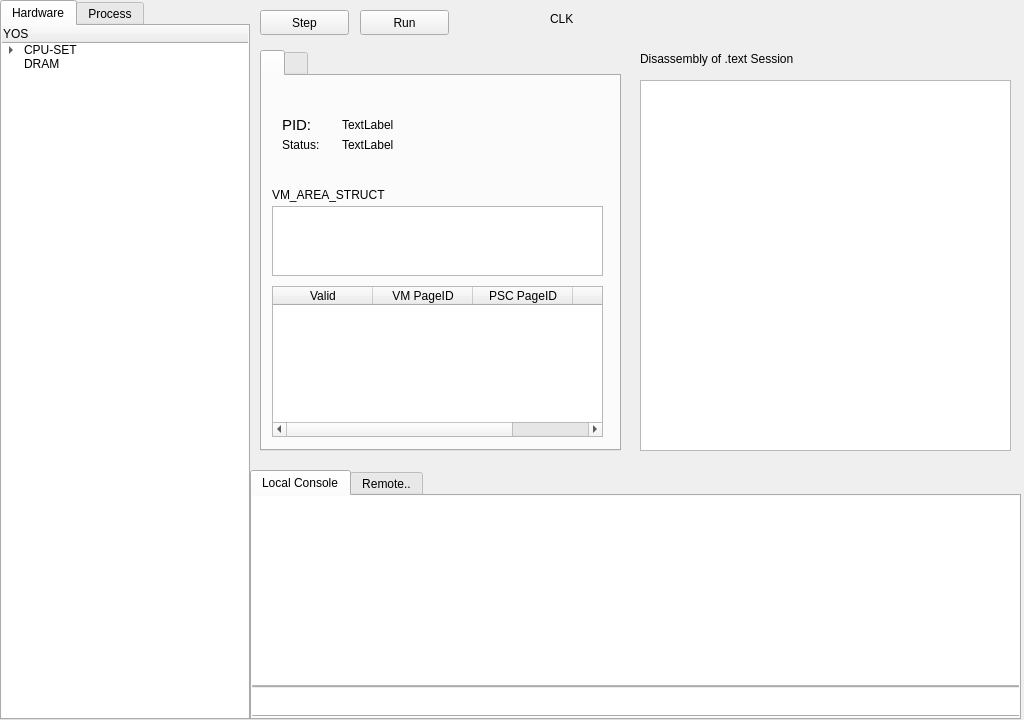
Old version of the form mainwindow.ui in the repository AuCson/Y86-OS-Simulator.
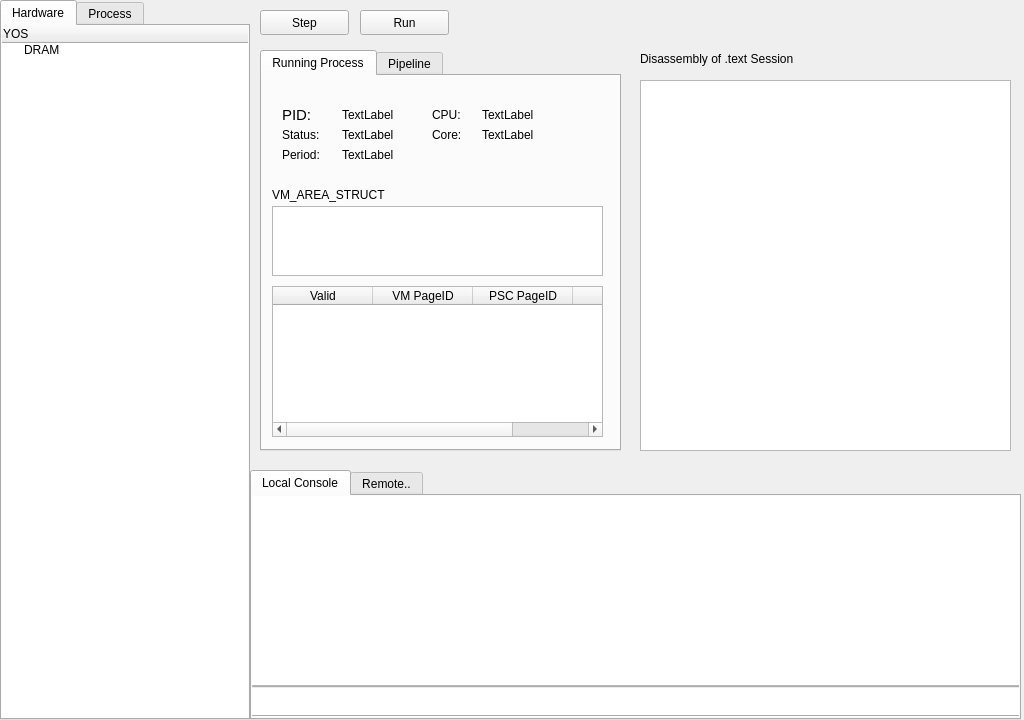
New version of the form.

```diff
--- a/mainwindow.ui
+++ b/mainwindow.ui
@@ -99,16 +99,6 @@
         <string>YOS</string>
        </property>
       </column>
-      <item>
-       <property name="text">
-        <string>CPU-SET</string>
-       </property>
-       <item>
-        <property name="text">
-         <string>CPU0</string>
-        </property>
-       </item>
-      </item>
       <item>
        <property name="text">
         <string>DRAM</string>
@@ -244,7 +234,7 @@
       </property>
       <widget class="QWidget" name="tabWidget_2Page1">
        <attribute name="title">
-        <string/>
+        <string>Running Process</string>
        </attribute>
        <widget class="QTableWidget" name="tableWidget">
         <property name="geometry">
@@ -280,7 +270,7 @@
         <property name="geometry">
          <rect>
           <x>20</x>
-          <y>40</y>
+          <y>30</y>
           <width>67</width>
           <height>17</height>
          </rect>
@@ -294,11 +284,11 @@
          <string>PID:</string>
         </property>
        </widget>
-       <widget class="QLabel" name="label_3">
+       <widget class="QLabel" name="l_pid">
         <property name="geometry">
          <rect>
           <x>80</x>
-          <y>40</y>
+          <y>30</y>
           <width>67</width>
           <height>17</height>
          </rect>
@@ -311,7 +301,7 @@
         <property name="geometry">
          <rect>
           <x>20</x>
-          <y>60</y>
+          <y>50</y>
           <width>67</width>
           <height>17</height>
          </rect>
@@ -324,7 +314,7 @@
         <property name="geometry">
          <rect>
           <x>80</x>
-          <y>60</y>
+          <y>50</y>
           <width>67</width>
           <height>17</height>
          </rect>
@@ -356,11 +346,135 @@
          <string>VM_AREA_STRUCT</string>
         </property>
        </widget>
+       <widget class="QLabel" name="label_13">
+        <property name="geometry">
+         <rect>
+          <x>20</x>
+          <y>70</y>
+          <width>67</width>
+          <height>17</height>
+         </rect>
+        </property>
+        <property name="text">
+         <string>Period:</string>
+        </property>
+       </widget>
+       <widget class="QLabel" name="l_period">
+        <property name="geometry">
+         <rect>
+          <x>80</x>
+          <y>70</y>
+          <width>67</width>
+          <height>17</height>
+         </rect>
+        </property>
+        <property name="text">
+         <string>TextLabel</string>
+        </property>
+       </widget>
+       <widget class="QLabel" name="label_3">
+        <property name="geometry">
+         <rect>
+          <x>170</x>
+          <y>30</y>
+          <width>67</width>
+          <height>17</height>
+         </rect>
+        </property>
+        <property name="text">
+         <string>CPU:</string>
+        </property>
+       </widget>
+       <widget class="QLabel" name="l_cpu">
+        <property name="geometry">
+         <rect>
+          <x>220</x>
+          <y>30</y>
+          <width>67</width>
+          <height>17</height>
+         </rect>
+        </property>
+        <property name="text">
+         <string>TextLabel</string>
+        </property>
+       </widget>
+       <widget class="QLabel" name="label_11">
+        <property name="geometry">
+         <rect>
+          <x>170</x>
+          <y>50</y>
+          <width>67</width>
+          <height>17</height>
+         </rect>
+        </property>
+        <property name="text">
+         <string>Core:</string>
+        </property>
+       </widget>
+       <widget class="QLabel" name="l_core">
+        <property name="geometry">
+         <rect>
+          <x>220</x>
+          <y>50</y>
+          <width>67</width>
+          <height>17</height>
+         </rect>
+        </property>
+        <property name="text">
+         <string>TextLabel</string>
+        </property>
+       </widget>
       </widget>
       <widget class="QWidget" name="tabWidget_2Page3">
        <attribute name="title">
-        <string/>
+        <string>Pipeline</string>
        </attribute>
+       <widget class="QLabel" name="label_9">
+        <property name="geometry">
+         <rect>
+          <x>10</x>
+          <y>10</y>
+          <width>101</width>
+          <height>17</height>
+         </rect>
+        </property>
+        <property name="text">
+         <string>Register log:</string>
+        </property>
+       </widget>
+       <widget class="QLabel" name="label_10">
+        <property name="geometry">
+         <rect>
+          <x>10</x>
+          <y>180</y>
+          <width>67</width>
+          <height>17</height>
+         </rect>
+        </property>
+        <property name="text">
+         <string>Event log:</string>
+        </property>
+       </widget>
+       <widget class="QTextBrowser" name="textBrowser">
+        <property name="geometry">
+         <rect>
+          <x>10</x>
+          <y>210</y>
+          <width>331</width>
+          <height>141</height>
+         </rect>
+        </property>
+       </widget>
+       <widget class="QTextBrowser" name="textBrowser_2">
+        <property name="geometry">
+         <rect>
+          <x>10</x>
+          <y>40</y>
+          <width>331</width>
+          <height>131</height>
+         </rect>
+        </property>
+       </widget>
       </widget>
      </widget>
      <widget class="QTableWidget" name="tdisas">
@@ -484,19 +598,6 @@
      <string>Run</string>
     </property>
    </widget>
-   <widget class="QLabel" name="label_9">
-    <property name="geometry">
-     <rect>
-      <x>550</x>
-      <y>10</y>
-      <width>67</width>
-      <height>17</height>
-     </rect>
-    </property>
-    <property name="text">
-     <string>CLK</string>
-    </property>
-   </widget>
   </widget>
   <widget class="QMenuBar" name="menuBar">
    <property name="geometry">
```
Left out of the diff: 8 changed lines with no effect on the pictures.
